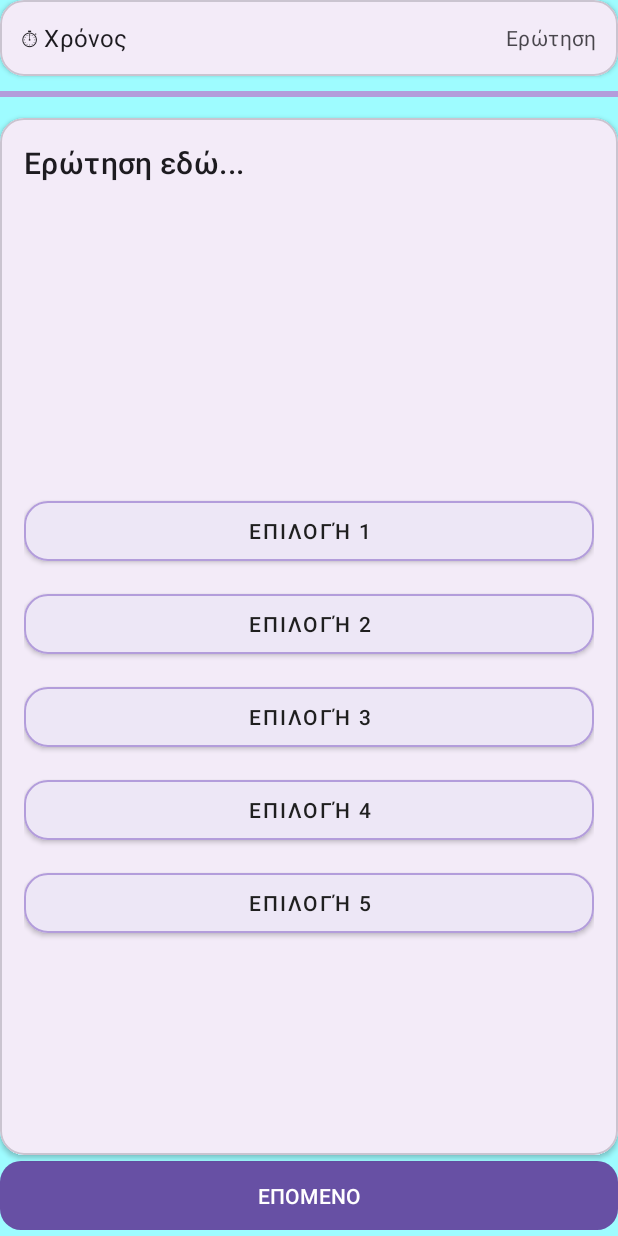
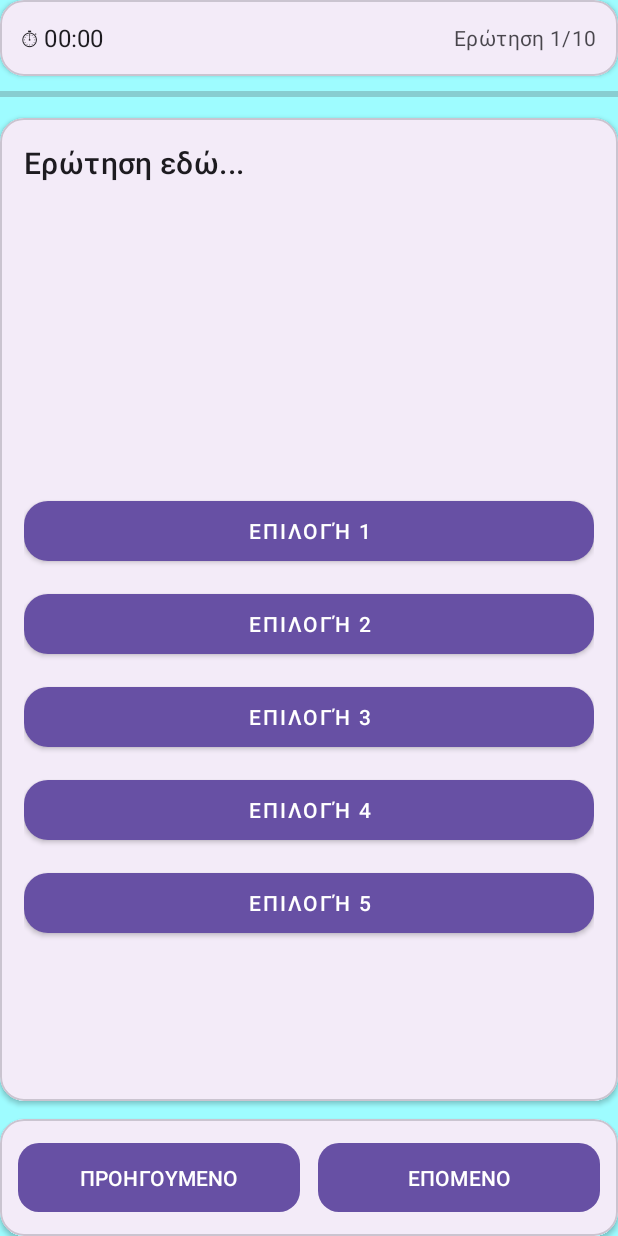
Before and after one commit to panzois/multiple-choice-test-android, an Android app: the TestActivity screen opened directly, with no data from a screen before it, on a phone screen of 412 x 824 dp. Run offline under Robolectric (Android 15) with nearby library versions, the light colour scheme and no system bars; 1 statement that could not run was skipped.

Commit message:
Add Back button layout, dynamic step indicator, and finish sound on last question
- Added Bottom Bar layout with Back and Next buttons for TestActivity
- Implemented dynamic step indicator (TvStep) to show current question progress
- Updated Next button behavior to change text to "ΤΕΛΟΣ" on the last question
- Added finish sound effect when completing the final question
- Improved overall test flow and user feedback without changing quiz logic

```diff
--- a/app/src/main/java/org/pzois/uniwa/android/multiplechoicetest/QuizEngine.java
+++ b/app/src/main/java/org/pzois/uniwa/android/multiplechoicetest/QuizEngine.java
@@ -37,6 +37,19 @@ public class QuizEngine {
         return false;
     }
 
+    // πάει στην προηγούμενη ερώτηση
+    public boolean previousQuestion() {
+        if (currentQuestionIndex > 0) {
+            currentQuestionIndex--;
+            return true;
+        }
+        return false;
+    }
+
+    public boolean isLastQuestion() {
+        return currentQuestionIndex == questions.size() - 1;
+    }
+
     public int getScore() { return score; }
     public int getTotalQuestions() { return questions.size(); }
     public String getPlayerName() { return playerName; }
--- a/app/src/main/java/org/pzois/uniwa/android/multiplechoicetest/TestActivity.java
+++ b/app/src/main/java/org/pzois/uniwa/android/multiplechoicetest/TestActivity.java
@@ -24,22 +24,23 @@ import java.util.Locale;
 public class TestActivity extends AppCompatActivity {
 
     private String username;
+
     private QuizEngine engine;
     private QuestionBank db;
 
-    private TextView tvQuestion;
-    private TextView tvTimer;
+    private TextView tvQuestion, tvTimer, tvStep;
     private ImageView ivQuestion;
     private ProgressBar pbTimer;
 
-    private MaterialButton btNext;
+    private MaterialButton btBack, btNext;
     private MaterialButton btChoice1, btChoice2, btChoice3, btChoice4, btChoice5;
 
     private Question currentQuestion;
     private int selectedAnswer = -1;
 
+    private CountDownTimer countDownTimer;
     private MediaPlayer bgPlayer;
-    private CountDownTimer countDownTimer;
+    private MediaPlayer finishPlayer;
 
     // ===== ΣΥΝΟΛΙΚΟΣ ΧΡΟΝΟΣ TEST =====
     private static final long TOTAL_TIME = 5 * 60 * 1000; // 5 λεπτά
@@ -56,7 +57,7 @@ public class TestActivity extends AppCompatActivity {
             return insets;
         });
 
-        // Username
+        // ===== USERNAME =====
         Intent intent = getIntent();
         username = intent.getStringExtra(AppConstants.EXTRA_USERNAME);
 
@@ -66,32 +67,35 @@ public class TestActivity extends AppCompatActivity {
             return;
         }
 
-        // Bind UI
+        // ===== BIND UI =====
+        tvTimer    = findViewById(R.id.TvTimer);
+        tvStep     = findViewById(R.id.TvStep);
         tvQuestion = findViewById(R.id.TvQuestion);
-        tvTimer    = findViewById(R.id.TvTimer);
         ivQuestion = findViewById(R.id.IvQuestion);
         pbTimer    = findViewById(R.id.PbTimer);
+
+        btBack = findViewById(R.id.BtBack);
+        btNext = findViewById(R.id.BtNext);
 
         btChoice1 = findViewById(R.id.BtChoice1);
         btChoice2 = findViewById(R.id.BtChoice2);
         btChoice3 = findViewById(R.id.BtChoice3);
         btChoice4 = findViewById(R.id.BtChoice4);
         btChoice5 = findViewById(R.id.BtChoice5);
-        btNext    = findViewById(R.id.BtNext);
 
-        // DB & Engine
+        // ===== DB & ENGINE =====
         db = new QuestionBank(this);
         List<Question> questions = db.getRandomQuestions(10);
         engine = new QuizEngine(username, questions);
 
-        // Choice listeners
+        // ===== CHOICE LISTENERS =====
         btChoice1.setOnClickListener(v -> selectAnswer(0, btChoice1));
         btChoice2.setOnClickListener(v -> selectAnswer(1, btChoice2));
         btChoice3.setOnClickListener(v -> selectAnswer(2, btChoice3));
         btChoice4.setOnClickListener(v -> selectAnswer(3, btChoice4));
         btChoice5.setOnClickListener(v -> selectAnswer(4, btChoice5));
 
-        // Next button
+        // ===== NEXT =====
         btNext.setOnClickListener(v -> {
             if (selectedAnswer == -1) {
                 Toast.makeText(this, "Διάλεξε απάντηση", Toast.LENGTH_SHORT).show();
@@ -103,20 +107,43 @@ public class TestActivity extends AppCompatActivity {
             if (engine.nextQuestion()) {
                 loadQuestion();
             } else {
-                goToResult();
+                // 🔔 Play finish sound
+                if (finishPlayer != null) {
+                    finishPlayer.start();
+                }
+
+                // ⏳ Μικρή καθυστέρηση για να ακουστεί ο ήχος
+                new android.os.Handler().postDelayed(this::goToResult, 400);
+                }
+        });
+
+        // ===== BACK (μόνο αν δεν έχει απαντηθεί) =====
+        btBack.setOnClickListener(v -> {
+            if (selectedAnswer != -1) {
+                Toast.makeText(this,
+                        "Δεν μπορείς να γυρίσεις πίσω αφού απαντήσεις",
+                        Toast.LENGTH_SHORT).show();
+                return;
+            }
+
+            if (engine.previousQuestion()) {
+                loadQuestion();
             }
         });
 
-        // Background music
+        // ===== BACKGROUND MUSIC =====
         bgPlayer = MediaPlayer.create(this, R.raw.quiz_bg);
         bgPlayer.setLooping(true);
         bgPlayer.setVolume(0.15f, 0.15f);
         bgPlayer.start();
 
-        // Load first question
+        // ===== finish test sound =====
+        finishPlayer = MediaPlayer.create(this, R.raw.finish_sound);
+
+        // ===== LOAD FIRST QUESTION =====
         loadQuestion();
 
-        // Ξεκινάμε ΤΟΝ ΣΥΝΟΛΙΚΟ TIMER ΜΙΑ ΦΟΡΑ
+        // ===== START GLOBAL TIMER =====
         startGlobalTimer();
     }
 
@@ -128,6 +155,14 @@ public class TestActivity extends AppCompatActivity {
             return;
         }
 
+        // Step (dynamic)
+        tvStep.setText(String.format(
+                Locale.getDefault(),
+                "Ερώτηση %d/%d",
+                engine.getCurrentNumber(),
+                engine.getTotalQuestions()
+        ));
+
         tvQuestion.setText(currentQuestion.getText());
 
         List<String> opts = currentQuestion.getOptions();
@@ -138,19 +173,24 @@ public class TestActivity extends AppCompatActivity {
         btChoice5.setText(opts.get(4));
 
         if (currentQuestion.getImageResId() != 0) {
-            ivQuestion.setImageDrawable(null);
             ivQuestion.setVisibility(ImageView.VISIBLE);
             ivQuestion.setImageResource(currentQuestion.getImageResId());
         } else {
-            ivQuestion.setImageDrawable(null);
             ivQuestion.setVisibility(ImageView.GONE);
         }
 
         selectedAnswer = -1;
         clearSelection();
+
+        // ===== epomeno allazei se telos =====
+        if (engine.isLastQuestion()) {
+            btNext.setText("ΤΕΛΟΣ");
+        } else {
+            btNext.setText("ΕΠΟΜΕΝΟ");
+        }
     }
 
-    // ===== GLOBAL TIMER 5 ΛΕΠΤΩΝ =====
+    // ===== GLOBAL TIMER =====
     private void startGlobalTimer() {
         pbTimer.setMax((int) TOTAL_TIME);
         pbTimer.setProgress((int) TOTAL_TIME);
@@ -160,27 +200,20 @@ public class TestActivity extends AppCompatActivity {
             public void onTick(long millisUntilFinished) {
                 pbTimer.setProgress((int) millisUntilFinished);
 
-                long seconds = millisUntilFinished / 1000;
-                long minutes = seconds / 60;
-                long secs    = seconds % 60;
+                long sec = millisUntilFinished / 1000;
+                long min = sec / 60;
+                long s   = sec % 60;
 
-                tvTimer.setText(
-                        String.format(Locale.getDefault(),
-                                "⏱ %02d:%02d", minutes, secs)
-                );
+                tvTimer.setText(String.format(
+                        Locale.getDefault(),
+                        "⏱ %02d:%02d", min, s
+                ));
             }
 
             @Override
             public void onFinish() {
-                pbTimer.setProgress(0);
-                tvTimer.setText("⏱ 00:00");
-
-                Toast.makeText(
-                        TestActivity.this,
-                        "Τέλος χρόνου!",
-                        Toast.LENGTH_LONG
-                ).show();
-
+                Toast.makeText(TestActivity.this,
+                        "Τέλος χρόνου!", Toast.LENGTH_LONG).show();
                 goToResult();
             }
         }.start();
@@ -201,9 +234,7 @@ public class TestActivity extends AppCompatActivity {
     }
 
     private void goToResult() {
-        if (countDownTimer != null) {
-            countDownTimer.cancel();
-        }
+        if (countDownTimer != null) countDownTimer.cancel();
 
         db.saveScore(username, engine.getScore());
 
@@ -218,26 +249,26 @@ public class TestActivity extends AppCompatActivity {
     @Override
     protected void onPause() {
         super.onPause();
-        if (bgPlayer != null && bgPlayer.isPlaying()) {
-            bgPlayer.pause();
-        }
+        if (bgPlayer != null && bgPlayer.isPlaying()) bgPlayer.pause();
     }
 
     @Override
     protected void onResume() {
         super.onResume();
-        if (bgPlayer != null) {
-            bgPlayer.start();
-        }
+        if (bgPlayer != null) bgPlayer.start();
     }
 
     @Override
     protected void onDestroy() {
         super.onDestroy();
         if (bgPlayer != null) {
-            bgPlayer.stop();
             bgPlayer.release();
             bgPlayer = null;
         }
+
+        if (finishPlayer != null) {
+            finishPlayer.release();
+            finishPlayer = null;
+        }
     }
 }
--- a/app/src/main/res/layout-sw600dp/activity_test.xml
+++ /dev/null
@@ -1,191 +0,0 @@
-<?xml version="1.0" encoding="utf-8"?>
-<androidx.constraintlayout.widget.ConstraintLayout
-    xmlns:android="http://schemas.android.com/apk/res/android"
-    xmlns:app="http://schemas.android.com/apk/res-auto"
-    xmlns:tools="http://schemas.android.com/tools"
-    android:id="@+id/main"
-    android:layout_width="match_parent"
-    android:layout_height="match_parent"
-    android:background="@color/teal_sea"
-    android:padding="16dp"
-    tools:context=".TestActivity">
-
-    <!-- Top bar: Timer + (προαιρετικό) μικρό status -->
-    <com.google.android.material.card.MaterialCardView
-        android:id="@+id/CardTop"
-        android:layout_width="0dp"
-        android:layout_height="wrap_content"
-        app:cardCornerRadius="16dp"
-        app:cardElevation="2dp"
-        app:layout_constraintTop_toTopOf="parent"
-        app:layout_constraintStart_toStartOf="parent"
-        app:layout_constraintEnd_toEndOf="parent">
-
-        <LinearLayout
-            android:layout_width="match_parent"
-            android:layout_height="wrap_content"
-            android:orientation="horizontal"
-            android:padding="14dp"
-            android:gravity="center_vertical">
-
-            <com.google.android.material.textview.MaterialTextView
-                android:id="@+id/TvTimer"
-                android:layout_width="wrap_content"
-                android:layout_height="wrap_content"
-                android:text="⏱ 00:00"
-                android:textAppearance="@style/TextAppearance.MaterialComponents.Subtitle1" />
-
-            <View
-                android:layout_width="0dp"
-                android:layout_height="0dp"
-                android:layout_weight="1"/>
-
-            <com.google.android.material.textview.MaterialTextView
-                android:id="@+id/TvStep"
-                android:layout_width="wrap_content"
-                android:layout_height="wrap_content"
-                android:text="Ερώτηση"
-                android:textAppearance="@style/TextAppearance.MaterialComponents.Body2"
-                android:alpha="0.8"
-                tools:ignore="HardcodedText"/>
-        </LinearLayout>
-    </com.google.android.material.card.MaterialCardView>
-
-    <!-- Κύρια κάρτα: ερώτηση + εικόνα + επιλογές (scroll αν χρειαστεί) -->
-    <com.google.android.material.card.MaterialCardView
-        android:id="@+id/CardContent"
-        android:layout_width="0dp"
-        android:layout_height="0dp"
-        android:layout_marginTop="12dp"
-        app:cardCornerRadius="16dp"
-        app:cardElevation="2dp"
-        app:layout_constraintTop_toBottomOf="@id/CardTop"
-        app:layout_constraintBottom_toTopOf="@id/BtNext"
-        app:layout_constraintStart_toStartOf="parent"
-        app:layout_constraintEnd_toEndOf="parent">
-
-        <ScrollView
-            android:layout_width="match_parent"
-            android:layout_height="match_parent"
-            android:fillViewport="true">
-
-            <LinearLayout
-                android:layout_width="match_parent"
-                android:layout_height="wrap_content"
-                android:orientation="vertical"
-                android:padding="16dp">
-
-                <com.google.android.material.textview.MaterialTextView
-                    android:id="@+id/TvQuestion"
-                    android:layout_width="match_parent"
-                    android:layout_height="wrap_content"
-                    android:text="Ερώτηση εδώ..."
-                    android:textAppearance="@style/TextAppearance.MaterialComponents.Headline6"
-                    android:layout_marginBottom="12dp"
-                    tools:ignore="HardcodedText"/>
-
-                <ImageView
-                    android:id="@+id/IvQuestion"
-                    android:layout_width="match_parent"
-                    android:layout_height="180dp"
-                    android:scaleType="centerCrop"
-                    android:adjustViewBounds="true"
-                    android:contentDescription="@null"
-                    android:layout_marginBottom="14dp"
-                    tools:srcCompat="@tools:sample/avatars" />
-
-                <!-- Επιλογές: κρατάμε τα ίδια IDs, απλά τις κάνουμε MaterialButtons -->
-                <com.google.android.material.button.MaterialButton
-                    android:id="@+id/BtChoice1"
-                    style="@style/Widget.MaterialComponents.Button"
-                    android:layout_width="match_parent"
-                    android:layout_height="wrap_content"
-                    android:text="Επιλογή 1"
-                    android:textColor="@color/text_primary"
-                    android:layout_marginBottom="10dp"
-                    android:minHeight="52dp"
-                    app:cornerRadius="16dp"
-                    app:strokeColor="@color/purple_outline"
-                    app:strokeWidth="1.5dp"
-                    app:backgroundTint="@color/choice_bg"
-                    app:rippleColor="@color/purple_pressed"/>
-
-                <com.google.android.material.button.MaterialButton
-                    android:id="@+id/BtChoice2"
-                    style="@style/Widget.MaterialComponents.Button"
-                    android:layout_width="match_parent"
-                    android:layout_height="wrap_content"
-                    android:text="Επιλογή 2"
-                    android:textColor="@color/text_primary"
-                    android:layout_marginBottom="10dp"
-                    android:minHeight="52dp"
-                    app:cornerRadius="16dp"
-                    app:strokeColor="@color/purple_outline"
-                    app:strokeWidth="1.5dp"
-                    app:backgroundTint="@color/choice_bg"
-                    app:rippleColor="@color/purple_pressed"/>
-
-                <com.google.android.material.button.MaterialButton
-                    android:id="@+id/BtChoice3"
-                    style="@style/Widget.MaterialComponents.Button"
-                    android:layout_width="match_parent"
-                    android:layout_height="wrap_content"
-                    android:text="Επιλογή 3"
-                    android:textColor="@color/text_primary"
-                    android:layout_marginBottom="10dp"
-                    android:minHeight="52dp"
-                    app:cornerRadius="16dp"
-                    app:strokeColor="@color/purple_outline"
-                    app:strokeWidth="1.5dp"
-                    app:backgroundTint="@color/choice_bg"
-                    app:rippleColor="@color/purple_pressed"/>
-
-                <com.google.android.material.button.MaterialButton
-                    android:id="@+id/BtChoice4"
-                    style="@style/Widget.MaterialComponents.Button"
-                    android:layout_width="match_parent"
-                    android:layout_height="wrap_content"
-                    android:text="Επιλογή 4"
-                    android:textColor="@color/text_primary"
-                    android:layout_marginBottom="10dp"
-                    android:minHeight="52dp"
-                    app:cornerRadius="16dp"
-                    app:strokeColor="@color/purple_outline"
-                    app:strokeWidth="1.5dp"
-                    app:backgroundTint="@color/choice_bg"
-                    app:rippleColor="@color/purple_pressed"/>
-
-                <com.google.android.material.button.MaterialButton
-                    android:id="@+id/BtChoice5"
-                    style="@style/Widget.MaterialComponents.Button"
-                    android:layout_width="match_parent"
-                    android:layout_height="wrap_content"
-                    android:text="Επιλογή 5"
-                    android:textColor="@color/text_primary"
-                    android:layout_marginBottom="10dp"
-                    android:minHeight="52dp"
-                    app:cornerRadius="16dp"
-                    app:strokeColor="@color/purple_outline"
-                    app:strokeWidth="1.5dp"
-                    app:backgroundTint="@color/choice_bg"
-                    app:rippleColor="@color/purple_pressed" />
-
-            </LinearLayout>
-        </ScrollView>
-    </com.google.android.material.card.MaterialCardView>
-
-    <!-- Next: fixed bottom, full width -->
-    <com.google.android.material.button.MaterialButton
-        android:id="@+id/BtNext"
-        android:layout_width="0dp"
-        android:layout_height="wrap_content"
-        android:text="Επόμενο"
-        android:layout_marginTop="12dp"
-        app:cornerRadius="14dp"
-        android:minHeight="54dp"
-        app:layout_constraintBottom_toBottomOf="parent"
-        app:layout_constraintStart_toStartOf="parent"
-        app:layout_constraintEnd_toEndOf="parent"
-        tools:ignore="HardcodedText"/>
-
-</androidx.constraintlayout.widget.ConstraintLayout>
--- a/app/src/main/res/layout/activity_test.xml
+++ b/app/src/main/res/layout/activity_test.xml
@@ -10,7 +10,7 @@
     android:padding="16dp"
     tools:context=".TestActivity">
 
-    <!-- Top bar -->
+    <!-- ================= TOP BAR ================= -->
     <com.google.android.material.card.MaterialCardView
         android:id="@+id/CardTop"
         android:layout_width="0dp"
@@ -32,7 +32,7 @@
                 android:id="@+id/TvTimer"
                 android:layout_width="wrap_content"
                 android:layout_height="wrap_content"
-                android:text="⏱ Χρόνος"
+                android:text="⏱ 00:00"
                 android:textAppearance="@style/TextAppearance.MaterialComponents.Subtitle1" />
 
             <View
@@ -44,20 +44,18 @@
                 android:id="@+id/TvStep"
                 android:layout_width="wrap_content"
                 android:layout_height="wrap_content"
-                android:text="Ερώτηση"
+                android:text="Ερώτηση 1/10"
                 android:textAppearance="@style/TextAppearance.MaterialComponents.Body2"
                 android:alpha="0.8" />
         </LinearLayout>
     </com.google.android.material.card.MaterialCardView>
 
-    <!-- Time Progress Bar -->
+    <!-- ================= TIMER BAR ================= -->
     <ProgressBar
         android:id="@+id/PbTimer"
         style="?android:attr/progressBarStyleHorizontal"
         android:layout_width="0dp"
         android:layout_height="8dp"
-        android:max="15000"
-        android:progress="15000"
         android:progressTint="@color/purple_outline"
         android:backgroundTint="#DDDDDD"
         android:layout_marginTop="8dp"
@@ -65,7 +63,7 @@
         app:layout_constraintStart_toStartOf="parent"
         app:layout_constraintEnd_toEndOf="parent" />
 
-    <!-- Main content -->
+    <!-- ================= MAIN CONTENT ================= -->
     <com.google.android.material.card.MaterialCardView
         android:id="@+id/CardContent"
         android:layout_width="0dp"
@@ -74,7 +72,7 @@
         app:cardCornerRadius="16dp"
         app:cardElevation="2dp"
         app:layout_constraintTop_toBottomOf="@id/PbTimer"
-        app:layout_constraintBottom_toTopOf="@id/BtNext"
+        app:layout_constraintBottom_toTopOf="@id/CardBottom"
         app:layout_constraintStart_toStartOf="parent"
         app:layout_constraintEnd_toEndOf="parent">
 
@@ -102,7 +100,6 @@
                     android:layout_width="match_parent"
                     android:layout_height="180dp"
                     android:layout_marginBottom="14dp"
-                    android:adjustViewBounds="true"
                     android:scaleType="centerCrop"
                     android:contentDescription="@null"
                     tools:srcCompat="@tools:sample/avatars" />
@@ -115,11 +112,7 @@
                     android:layout_marginBottom="10dp"
                     android:minHeight="52dp"
                     android:text="Επιλογή 1"
-                    android:textColor="@color/text_primary"
-                    app:backgroundTint="@color/choice_bg"
-                    app:cornerRadius="16dp"
-                    app:strokeColor="@color/purple_outline"
-                    app:strokeWidth="1.5dp" />
+                    app:cornerRadius="16dp" />
 
                 <com.google.android.material.button.MaterialButton
                     android:id="@+id/BtChoice2"
@@ -129,11 +122,7 @@
                     android:layout_marginBottom="10dp"
                     android:minHeight="52dp"
                     android:text="Επιλογή 2"
-                    android:textColor="@color/text_primary"
-                    app:backgroundTint="@color/choice_bg"
-                    app:cornerRadius="16dp"
-                    app:strokeColor="@color/purple_outline"
-                    app:strokeWidth="1.5dp" />
+                    app:cornerRadius="16dp" />
 
                 <com.google.android.material.button.MaterialButton
                     android:id="@+id/BtChoice3"
@@ -143,11 +132,7 @@
                     android:layout_marginBottom="10dp"
                     android:minHeight="52dp"
                     android:text="Επιλογή 3"
-                    android:textColor="@color/text_primary"
-                    app:backgroundTint="@color/choice_bg"
-                    app:cornerRadius="16dp"
-                    app:strokeColor="@color/purple_outline"
-                    app:strokeWidth="1.5dp" />
+                    app:cornerRadius="16dp" />
 
                 <com.google.android.material.button.MaterialButton
                     android:id="@+id/BtChoice4"
@@ -157,40 +142,63 @@
                     android:layout_marginBottom="10dp"
                     android:minHeight="52dp"
                     android:text="Επιλογή 4"
-                    android:textColor="@color/text_primary"
-                    app:backgroundTint="@color/choice_bg"
-                    app:cornerRadius="16dp"
-                    app:strokeColor="@color/purple_outline"
-                    app:strokeWidth="1.5dp" />
+                    app:cornerRadius="16dp" />
 
                 <com.google.android.material.button.MaterialButton
                     android:id="@+id/BtChoice5"
                     style="@style/Widget.MaterialComponents.Button"
                     android:layout_width="match_parent"
                     android:layout_height="wrap_content"
-                    android:layout_marginBottom="10dp"
                     android:minHeight="52dp"
                     android:text="Επιλογή 5"
-                    android:textColor="@color/text_primary"
-                    app:backgroundTint="@color/choice_bg"
-                    app:cornerRadius="16dp"
-                    app:strokeColor="@color/purple_outline"
-                    app:strokeWidth="1.5dp" />
+                    app:cornerRadius="16dp" />
 
             </LinearLayout>
         </ScrollView>
     </com.google.android.material.card.MaterialCardView>
 
-    <!-- Next button -->
-    <com.google.android.material.button.MaterialButton
-        android:id="@+id/BtNext"
+    <!-- ================= BOTTOM BAR ================= -->
+    <com.google.android.material.card.MaterialCardView
+        android:id="@+id/CardBottom"
         android:layout_width="0dp"
         android:layout_height="wrap_content"
-        android:minHeight="54dp"
-        android:text="ΕΠΟΜΕΝΟ"
-        app:cornerRadius="14dp"
+        android:layout_marginTop="12dp"
+        app:cardCornerRadius="16dp"
+        app:cardElevation="2dp"
         app:layout_constraintBottom_toBottomOf="parent"
+        app:layout_constraintEnd_toEndOf="parent"
         app:layout_constraintStart_toStartOf="parent"
-        app:layout_constraintEnd_toEndOf="parent" />
+        app:layout_constraintTop_toBottomOf="@+id/CardContent">
+
+        <LinearLayout
+            android:layout_width="match_parent"
+            android:layout_height="wrap_content"
+            android:orientation="horizontal"
+            android:padding="12dp">
+
+            <com.google.android.material.button.MaterialButton
+                android:id="@+id/BtBack"
+                android:layout_width="0dp"
+                android:layout_height="wrap_content"
+                android:layout_weight="1"
+                android:minHeight="54dp"
+                android:text="ΠΡΟΗΓΟΥΜΕΝΟ"
+                app:cornerRadius="14dp" />
+
+            <Space
+                android:layout_width="12dp"
+                android:layout_height="0dp" />
+
+            <com.google.android.material.button.MaterialButton
+                android:id="@+id/BtNext"
+                android:layout_width="0dp"
+                android:layout_height="wrap_content"
+                android:layout_weight="1"
+                android:minHeight="54dp"
+                android:text="ΕΠΟΜΕΝΟ"
+                app:cornerRadius="14dp" />
+
+        </LinearLayout>
+    </com.google.android.material.card.MaterialCardView>
 
 </androidx.constraintlayout.widget.ConstraintLayout>
```
Also changed, not shown: 2 other files.
